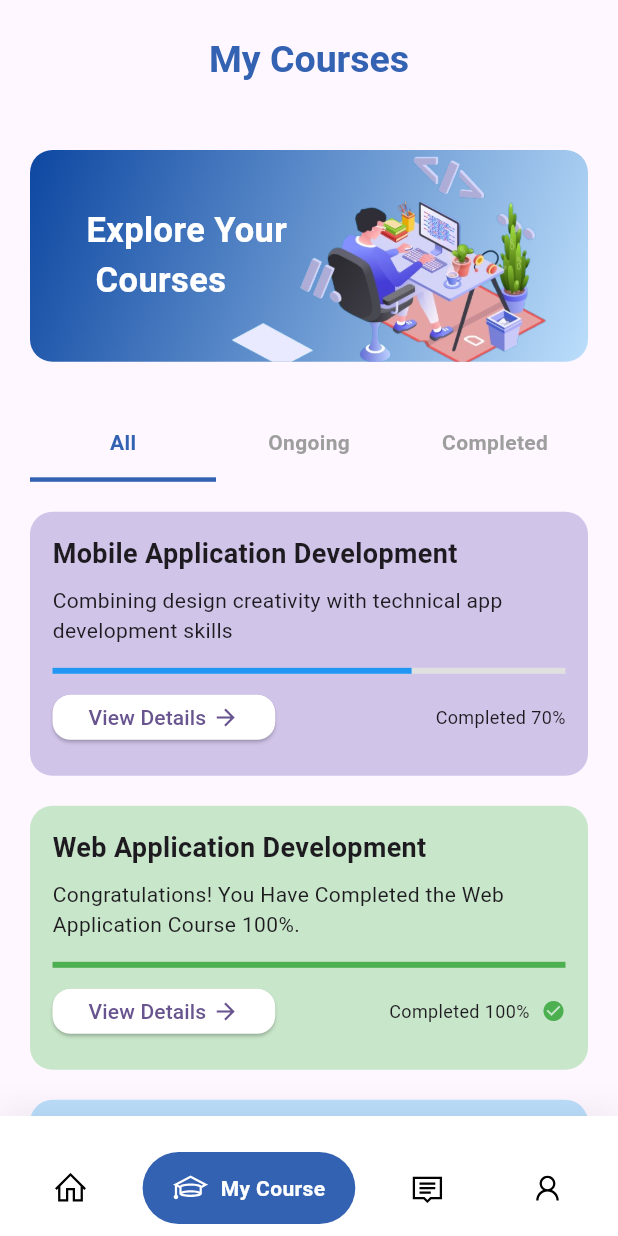
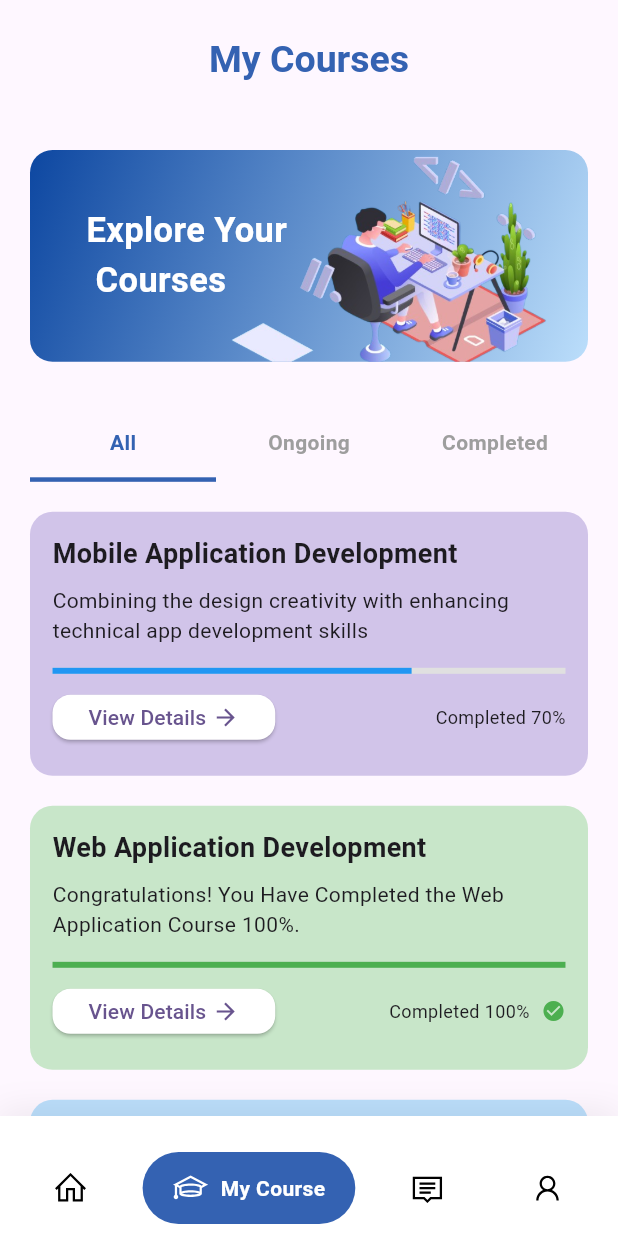
Before and after one commit to tharinduhccakalanka/student_registration_app, a Flutter app: the screen it shows after launch, item 2 of the bottom bar chosen, on a phone screen of 412 x 824 dp. Run offline on Flutter 3.47's test engine with Material 3 defaults, Android fonts, the phone set to English and light mode, and no system bars; drawn by our look-alikes of google_nav_bar; our stand-ins replace animate_do, chat_bubbles, dio, firebase_auth, firebase_core, flutter_svg and 5 more; accounts and stored records are empty; network calls fail.

Commit message:
updated codes

```diff
--- a/lib/screens/main/my_courses/my_courses.dart
+++ b/lib/screens/main/my_courses/my_courses.dart
@@ -93,7 +93,7 @@ class _MyCoursesState extends State<MyCourses> {
               _buildCourseCard(
                 title: 'Mobile Application Development',
                 description:
-                    'Combining design creativity with technical app development skills',
+                    'Combining the design creativity with enhancing technical app development skills',
                 progress: 0.7,
                 color: Colors.deepPurple[100]!,
                 onTap: () {
```
